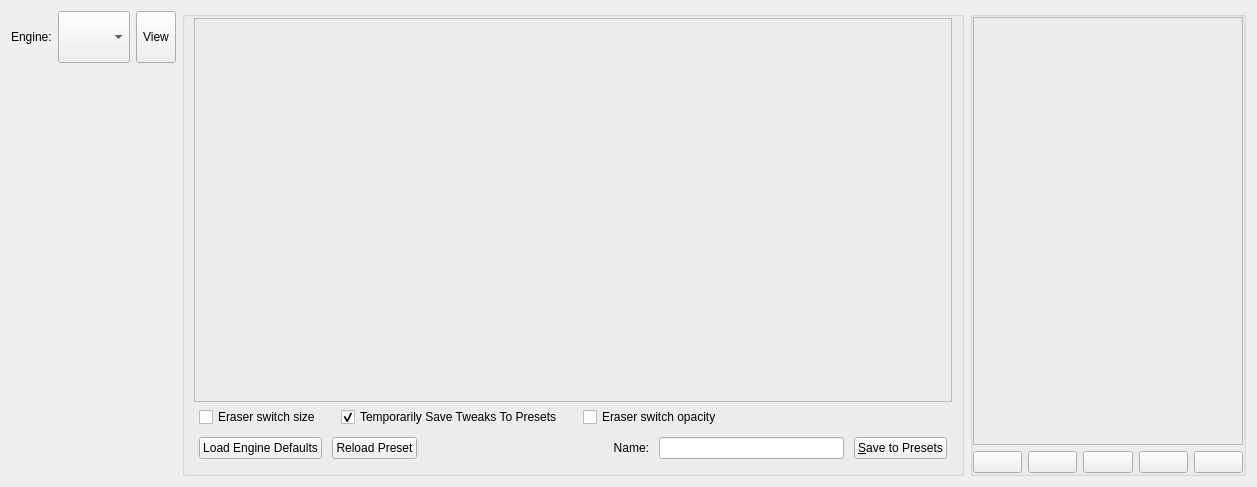
Before: the Qt Designer form libs/ui/forms/wdgpaintopsettings.ui in KDE/krita, drawn with Qt 5.
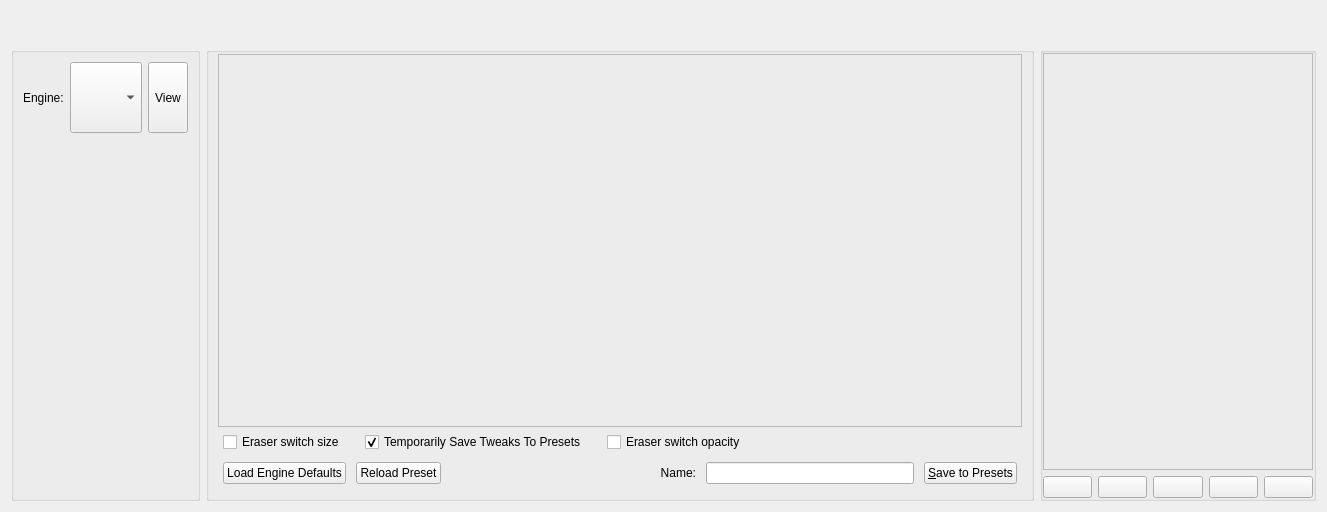
After: the same form once the commit is applied. Custom widgets are drawn as their Qt base class.

Commit message: move the toggle buttons to the top of the brush editor and add one to show or hide the presets list

What changed in the file:
```diff
--- a/libs/ui/forms/wdgpaintopsettings.ui
+++ b/libs/ui/forms/wdgpaintopsettings.ui
@@ -6,164 +6,15 @@
    <rect>
     <x>0</x>
     <y>0</y>
-    <width>1257</width>
-    <height>487</height>
+    <width>1327</width>
+    <height>512</height>
    </rect>
   </property>
   <property name="windowTitle">
    <string>Brush Editor</string>
   </property>
-  <layout class="QHBoxLayout" name="horizontalLayout_6">
-   <item>
-    <layout class="QVBoxLayout" name="paintEngineOpContainer">
-     <item>
-      <layout class="QHBoxLayout" name="horizontalLayout_4">
-       <item>
-        <widget class="QLabel" name="label_2">
-         <property name="sizePolicy">
-          <sizepolicy hsizetype="Preferred" vsizetype="Preferred">
-           <horstretch>0</horstretch>
-           <verstretch>0</verstretch>
-          </sizepolicy>
-         </property>
-         <property name="text">
-          <string>Engine:</string>
-         </property>
-        </widget>
-       </item>
-       <item>
-        <widget class="QComboBox" name="brushEgineComboBox">
-         <property name="sizePolicy">
-          <sizepolicy hsizetype="Preferred" vsizetype="Preferred">
-           <horstretch>0</horstretch>
-           <verstretch>0</verstretch>
-          </sizepolicy>
-         </property>
-        </widget>
-       </item>
-       <item>
-        <widget class="QToolButton" name="presetChangeViewToolButton">
-         <property name="sizePolicy">
-          <sizepolicy hsizetype="Preferred" vsizetype="Preferred">
-           <horstretch>0</horstretch>
-           <verstretch>0</verstretch>
-          </sizepolicy>
-         </property>
-         <property name="text">
-          <string>View</string>
-         </property>
-        </widget>
-       </item>
-      </layout>
-     </item>
-     <item>
-      <widget class="KisPresetSelectorStrip" name="presetWidget" native="true">
-       <property name="sizePolicy">
-        <sizepolicy hsizetype="Preferred" vsizetype="Preferred">
-         <horstretch>0</horstretch>
-         <verstretch>0</verstretch>
-        </sizepolicy>
-       </property>
-       <property name="minimumSize">
-        <size>
-         <width>0</width>
-         <height>350</height>
-        </size>
-       </property>
-       <property name="maximumSize">
-        <size>
-         <width>1677215</width>
-         <height>1677215</height>
-        </size>
-       </property>
-      </widget>
-     </item>
-     <item>
-      <layout class="QHBoxLayout" name="horizontalLayout_5">
-       <item>
-        <widget class="KisHighlightedToolButton" name="showScratchpadButton" native="true">
-         <property name="sizePolicy">
-          <sizepolicy hsizetype="Preferred" vsizetype="Preferred">
-           <horstretch>0</horstretch>
-           <verstretch>0</verstretch>
-          </sizepolicy>
-         </property>
-         <property name="minimumSize">
-          <size>
-           <width>0</width>
-           <height>30</height>
-          </size>
-         </property>
-         <property name="text" stdset="0">
-          <string>Scratchpad</string>
-         </property>
-         <property name="checkable" stdset="0">
-          <bool>true</bool>
-         </property>
-        </widget>
-       </item>
-       <item>
-        <widget class="KisHighlightedToolButton" name="showEditorButton" native="true">
-         <property name="sizePolicy">
-          <sizepolicy hsizetype="Minimum" vsizetype="Preferred">
-           <horstretch>0</horstretch>
-           <verstretch>0</verstretch>
-          </sizepolicy>
-         </property>
-         <property name="minimumSize">
-          <size>
-           <width>0</width>
-           <height>30</height>
-          </size>
-         </property>
-         <property name="text" stdset="0">
-          <string>Editor</string>
-         </property>
-        </widget>
-       </item>
-       <item>
-        <widget class="KisHighlightedToolButton" name="detachWindowButton" native="true">
-         <property name="sizePolicy">
-          <sizepolicy hsizetype="Preferred" vsizetype="Preferred">
-           <horstretch>0</horstretch>
-           <verstretch>0</verstretch>
-          </sizepolicy>
-         </property>
-         <property name="minimumSize">
-          <size>
-           <width>0</width>
-           <height>30</height>
-          </size>
-         </property>
-         <property name="text" stdset="0">
-          <string>Detach</string>
-         </property>
-        </widget>
-       </item>
-       <item>
-        <widget class="KisHighlightedToolButton" name="pinWindowButton" native="true">
-         <property name="sizePolicy">
-          <sizepolicy hsizetype="Minimum" vsizetype="Minimum">
-           <horstretch>0</horstretch>
-           <verstretch>0</verstretch>
-          </sizepolicy>
-         </property>
-         <property name="minimumSize">
-          <size>
-           <width>35</width>
-           <height>20</height>
-          </size>
-         </property>
-         <property name="text" stdset="0">
-          <string/>
-         </property>
-        </widget>
-       </item>
-      </layout>
-     </item>
-    </layout>
-   </item>
-   <item>
+  <layout class="QGridLayout" name="gridLayout">
+   <item row="1" column="1">
     <widget class="QGroupBox" name="brushEditorSettingsControls">
      <layout class="QVBoxLayout" name="brushEditorLayout">
       <property name="spacing">
@@ -411,7 +262,7 @@
      </layout>
     </widget>
    </item>
-   <item>
+   <item row="1" column="2">
     <widget class="QGroupBox" name="scratchpadControls">
      <property name="title">
       <string/>
@@ -517,6 +368,190 @@
      </layout>
     </widget>
    </item>
+   <item row="0" column="0" colspan="3">
+    <layout class="QHBoxLayout" name="brushEditorDashboard">
+     <item>
+      <widget class="KisHighlightedToolButton" name="showPresetsButton" native="true">
+       <property name="sizePolicy">
+        <sizepolicy hsizetype="Minimum" vsizetype="Minimum">
+         <horstretch>0</horstretch>
+         <verstretch>0</verstretch>
+        </sizepolicy>
+       </property>
+       <property name="minimumSize">
+        <size>
+         <width>35</width>
+         <height>20</height>
+        </size>
+       </property>
+       <property name="text" stdset="0">
+        <string/>
+       </property>
+      </widget>
+     </item>
+     <item>
+      <widget class="KisHighlightedToolButton" name="showEditorButton" native="true">
+       <property name="sizePolicy">
+        <sizepolicy hsizetype="Minimum" vsizetype="Preferred">
+         <horstretch>0</horstretch>
+         <verstretch>0</verstretch>
+        </sizepolicy>
+       </property>
+       <property name="minimumSize">
+        <size>
+         <width>35</width>
+         <height>30</height>
+        </size>
+       </property>
+       <property name="text" stdset="0">
+        <string>Settings</string>
+       </property>
+      </widget>
+     </item>
+     <item>
+      <widget class="KisHighlightedToolButton" name="showScratchpadButton" native="true">
+       <property name="sizePolicy">
+        <sizepolicy hsizetype="Preferred" vsizetype="Preferred">
+         <horstretch>0</horstretch>
+         <verstretch>0</verstretch>
+        </sizepolicy>
+       </property>
+       <property name="minimumSize">
+        <size>
+         <width>35</width>
+         <height>30</height>
+        </size>
+       </property>
+       <property name="text" stdset="0">
+        <string>Scratchpad</string>
+       </property>
+       <property name="checkable" stdset="0">
+        <bool>true</bool>
+       </property>
+       <zorder>detachWindowButton</zorder>
+      </widget>
+     </item>
+     <item>
+      <spacer name="horizontalSpacer_3">
+       <property name="orientation">
+        <enum>Qt::Horizontal</enum>
+       </property>
+       <property name="sizeHint" stdset="0">
+        <size>
+         <width>40</width>
+         <height>20</height>
+        </size>
+       </property>
+      </spacer>
+     </item>
+     <item>
+      <widget class="KisHighlightedToolButton" name="pinWindowButton" native="true">
+       <property name="sizePolicy">
+        <sizepolicy hsizetype="Minimum" vsizetype="Minimum">
+         <horstretch>0</horstretch>
+         <verstretch>0</verstretch>
+        </sizepolicy>
+       </property>
+       <property name="minimumSize">
+        <size>
+         <width>35</width>
+         <height>20</height>
+        </size>
+       </property>
+       <property name="text" stdset="0">
+        <string/>
+       </property>
+      </widget>
+     </item>
+     <item>
+      <widget class="KisHighlightedToolButton" name="detachWindowButton" native="true">
+       <property name="sizePolicy">
+        <sizepolicy hsizetype="Preferred" vsizetype="Preferred">
+         <horstretch>0</horstretch>
+         <verstretch>0</verstretch>
+        </sizepolicy>
+       </property>
+       <property name="minimumSize">
+        <size>
+         <width>35</width>
+         <height>30</height>
+        </size>
+       </property>
+       <property name="text" stdset="0">
+        <string>Detach</string>
+       </property>
+      </widget>
+     </item>
+    </layout>
+   </item>
+   <item row="1" column="0">
+    <widget class="QGroupBox" name="presetsContainer">
+     <layout class="QVBoxLayout" name="paintEngineOpContainer">
+      <item>
+       <layout class="QHBoxLayout" name="horizontalLayout_4">
+        <item>
+         <widget class="QLabel" name="label_2">
+          <property name="sizePolicy">
+           <sizepolicy hsizetype="Preferred" vsizetype="Preferred">
+            <horstretch>0</horstretch>
+            <verstretch>0</verstretch>
+           </sizepolicy>
+          </property>
+          <property name="text">
+           <string>Engine:</string>
+          </property>
+         </widget>
+        </item>
+        <item>
+         <widget class="QComboBox" name="brushEgineComboBox">
+          <property name="sizePolicy">
+           <sizepolicy hsizetype="Preferred" vsizetype="Preferred">
+            <horstretch>0</horstretch>
+            <verstretch>0</verstretch>
+           </sizepolicy>
+          </property>
+         </widget>
+        </item>
+        <item>
+         <widget class="QToolButton" name="presetChangeViewToolButton">
+          <property name="sizePolicy">
+           <sizepolicy hsizetype="Preferred" vsizetype="Preferred">
+            <horstretch>0</horstretch>
+            <verstretch>0</verstretch>
+           </sizepolicy>
+          </property>
+          <property name="text">
+           <string>View</string>
+          </property>
+         </widget>
+        </item>
+       </layout>
+      </item>
+      <item>
+       <widget class="KisPresetSelectorStrip" name="presetWidget" native="true">
+        <property name="sizePolicy">
+         <sizepolicy hsizetype="Preferred" vsizetype="Preferred">
+          <horstretch>0</horstretch>
+          <verstretch>0</verstretch>
+         </sizepolicy>
+        </property>
+        <property name="minimumSize">
+         <size>
+          <width>0</width>
+          <height>350</height>
+         </size>
+        </property>
+        <property name="maximumSize">
+         <size>
+          <width>1677215</width>
+          <height>1677215</height>
+         </size>
+        </property>
+       </widget>
+      </item>
+     </layout>
+    </widget>
+   </item>
   </layout>
  </widget>
  <customwidgets>
```
Left out of the diff: 7 changed lines with no effect on the pictures. The commit also changes 2 other files.
